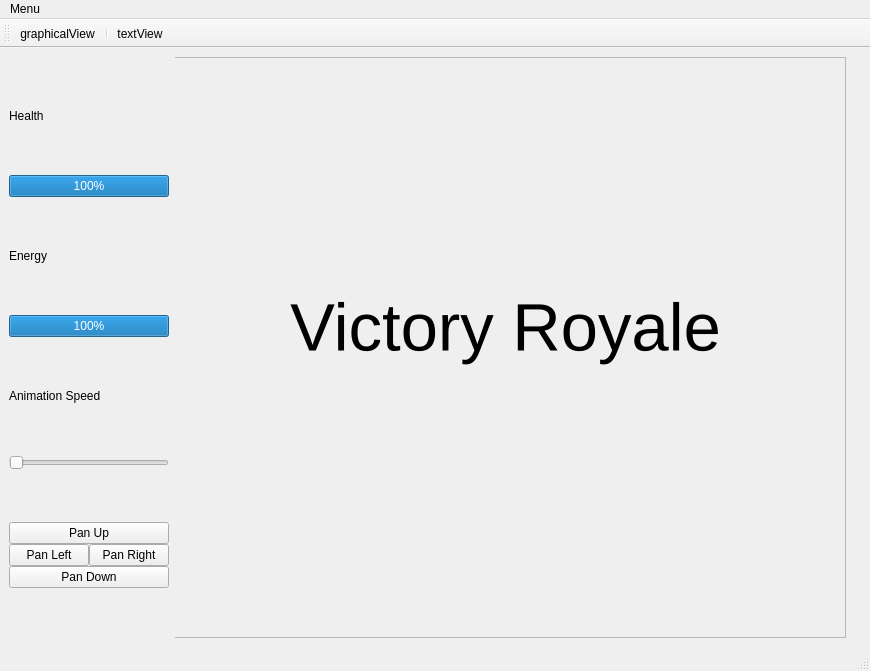
Old version of the form mainwindow.ui in the repository Stalpaard/MediaProcessingGame.
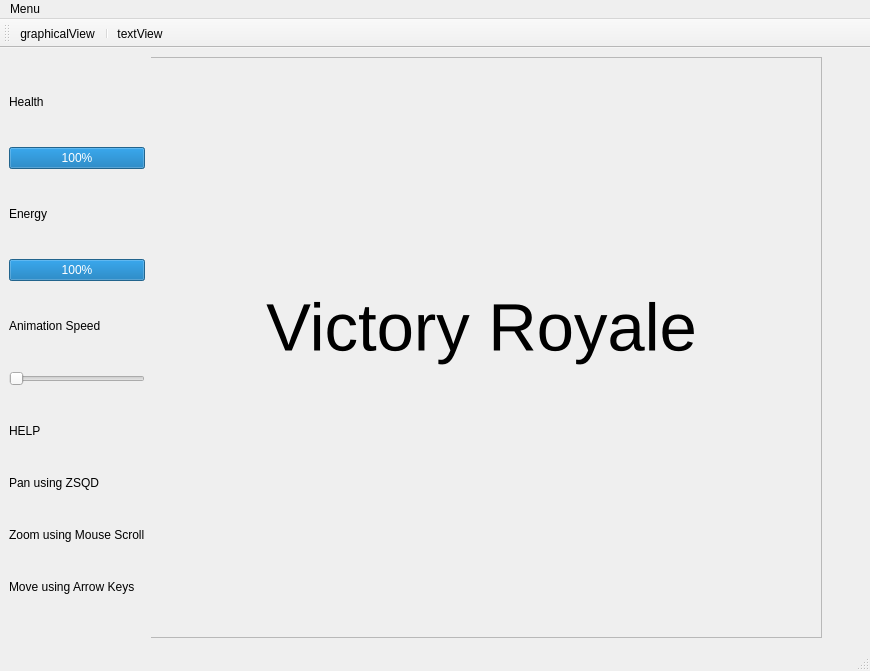
New version of the form.

Commit message: Moved panning function to ZSQD keys / Added help info to 2DView

```diff
--- a/mainwindow.ui
+++ b/mainwindow.ui
@@ -122,30 +122,20 @@
          </widget>
         </item>
         <item>
-         <layout class="QVBoxLayout" name="PanKeys">
-          <property name="sizeConstraint">
-           <enum>QLayout::SetMinimumSize</enum>
-          </property>
-          <item>
-           <widget class="QPushButton" name="UpPanKey">
+         <widget class="QLabel" name="label_5">
             <property name="sizePolicy">
-             <sizepolicy hsizetype="Minimum" vsizetype="Maximum">
+           <sizepolicy hsizetype="Maximum" vsizetype="Maximum">
               <horstretch>0</horstretch>
               <verstretch>0</verstretch>
              </sizepolicy>
             </property>
             <property name="text">
-             <string>Pan Up</string>
+           <string>HELP</string>
             </property>
            </widget>
           </item>
           <item>
-           <layout class="QHBoxLayout" name="LeftRightPan">
-            <property name="sizeConstraint">
-             <enum>QLayout::SetMinimumSize</enum>
-            </property>
-            <item>
-             <widget class="QPushButton" name="LeftPanKey">
+         <widget class="QLabel" name="label_3">
               <property name="sizePolicy">
                <sizepolicy hsizetype="Maximum" vsizetype="Maximum">
                 <horstretch>0</horstretch>
@@ -153,12 +143,12 @@
                </sizepolicy>
               </property>
               <property name="text">
-               <string>Pan Left</string>
+           <string>Pan using ZSQD</string>
               </property>
              </widget>
             </item>
             <item>
-             <widget class="QPushButton" name="RightPanKey">
+         <widget class="QLabel" name="label_4">
               <property name="sizePolicy">
                <sizepolicy hsizetype="Maximum" vsizetype="Maximum">
                 <horstretch>0</horstretch>
@@ -166,26 +156,22 @@
                </sizepolicy>
               </property>
               <property name="text">
-               <string>Pan Right</string>
+           <string>Zoom using Mouse Scroll</string>
               </property>
              </widget>
             </item>
-           </layout>
-          </item>
           <item>
-           <widget class="QPushButton" name="DownPanKey">
+         <widget class="QLabel" name="label_6">
             <property name="sizePolicy">
-             <sizepolicy hsizetype="Minimum" vsizetype="Maximum">
+           <sizepolicy hsizetype="Maximum" vsizetype="Maximum">
               <horstretch>0</horstretch>
               <verstretch>0</verstretch>
              </sizepolicy>
             </property>
             <property name="text">
-             <string>Pan Down</string>
-            </property>
-           </widget>
-          </item>
-         </layout>
+           <string>Move using Arrow Keys</string>
+          </property>
+         </widget>
         </item>
        </layout>
       </item>
```
Lines whose indentation alone changed are shown as unchanged. The commit also changes 4 other files.
